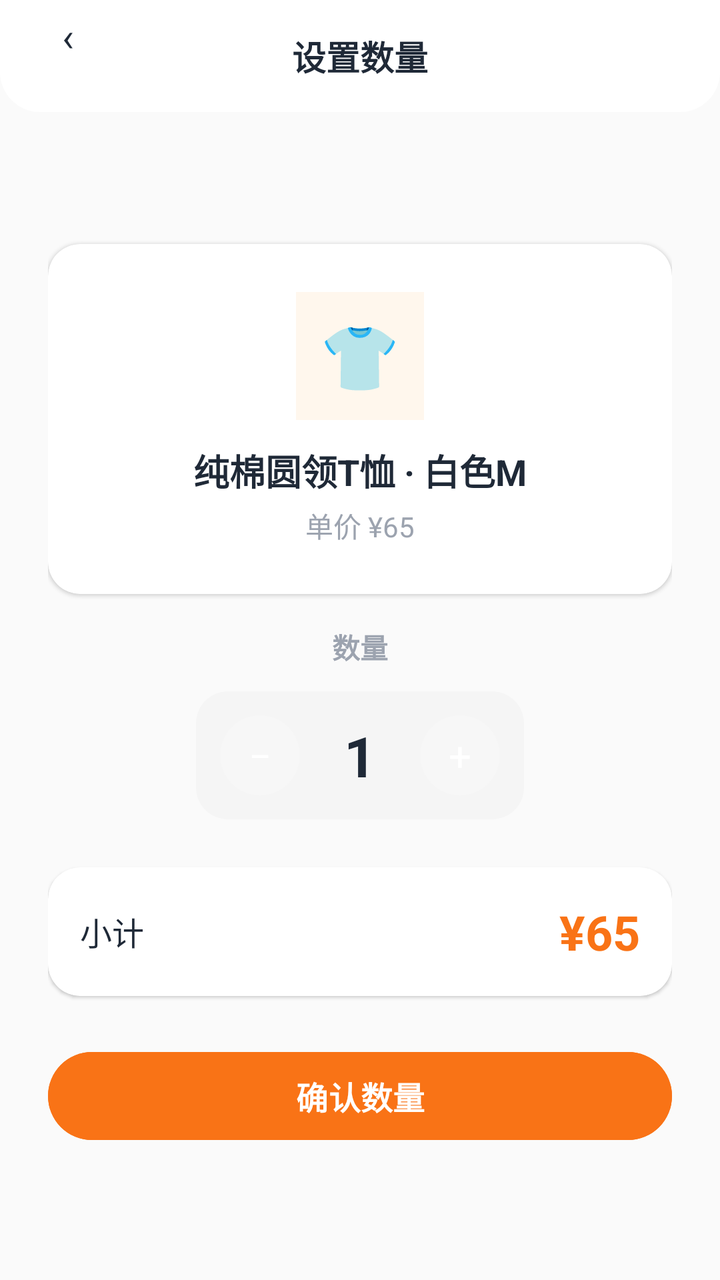
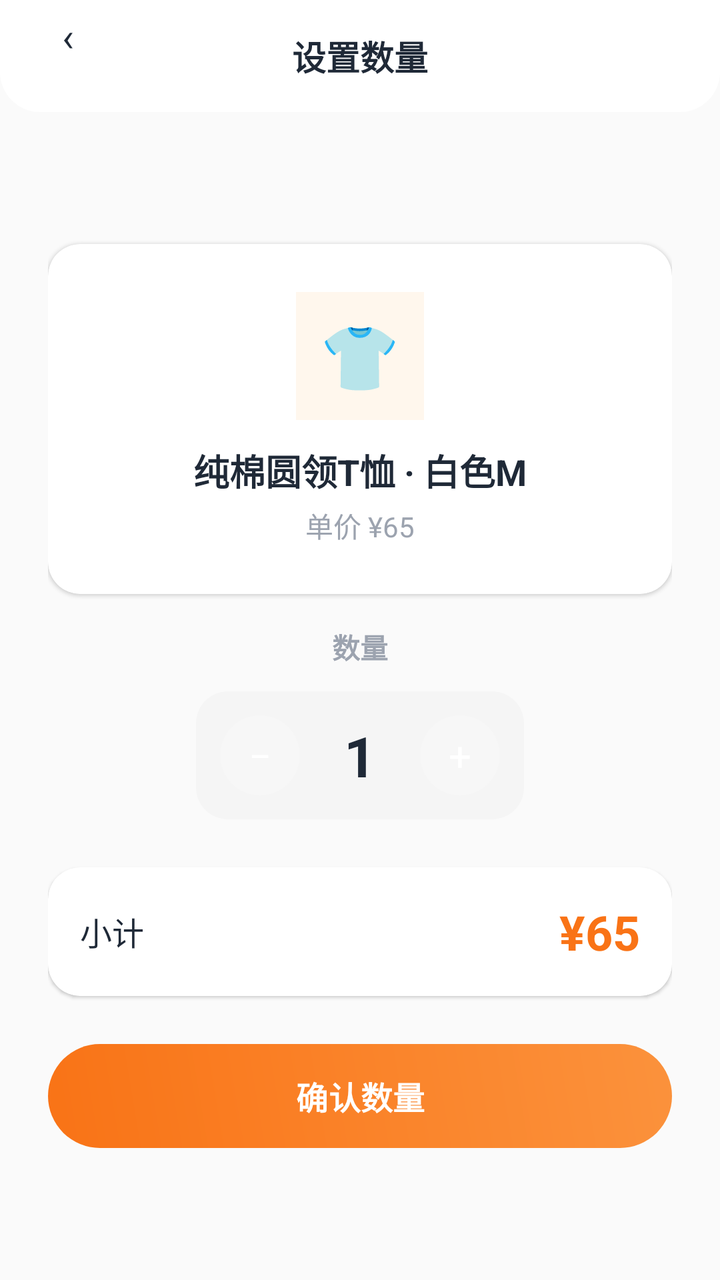

Before-and-after screenshots of an Android layout around one commit, followed by the original layout XML and the change that was made.
<!-- AndroidManifest.xml: application theme Theme.ClothingSI -->
<!-- res/layout/activity_new_order_edit_qty.xml -->
<?xml version="1.0" encoding="utf-8"?>
<FrameLayout xmlns:android="http://schemas.android.com/apk/res/android"
    xmlns:app="http://schemas.android.com/apk/res-auto"
    android:layout_width="match_parent" android:layout_height="match_parent"
    android:background="@color/md_surface_container_low">

    <LinearLayout android:layout_width="match_parent" android:layout_height="match_parent"
        android:orientation="vertical">
        <RelativeLayout android:layout_width="match_parent" android:layout_height="56dp"
            android:background="@drawable/header_bar_bg" android:paddingHorizontal="16dp">
            <TextView android:id="@+id/btn_back" android:layout_width="36dp" android:layout_height="36dp"
                android:text="‹" android:textSize="20sp" android:textColor="@color/md_on_surface"
                android:gravity="center" android:background="@drawable/circle_bg" />
            <TextView android:layout_width="wrap_content" android:layout_height="wrap_content"
                android:text="设置数量" android:textSize="17sp" android:textStyle="bold"
                android:textColor="@color/md_on_surface" android:layout_centerInParent="true" />
        </RelativeLayout>

        <LinearLayout android:layout_width="match_parent" android:layout_height="match_parent"
            android:orientation="vertical" android:gravity="center" android:padding="24dp">

            
            <androidx.cardview.widget.CardView android:layout_width="match_parent"
                android:layout_height="wrap_content" app:cardCornerRadius="16dp" app:cardElevation="1dp"
                android:layout_marginBottom="16dp">
                <LinearLayout android:layout_width="match_parent" android:layout_height="wrap_content"
                    android:orientation="vertical" android:gravity="center" android:padding="24dp">
                    <TextView android:layout_width="64dp" android:layout_height="64dp"
                        android:gravity="center" android:text="👕" android:textSize="32sp"
                        android:background="@color/md_primary_container" />
                    <TextView android:id="@+id/tv_product_name" android:layout_width="wrap_content"
                        android:layout_height="wrap_content" android:text="纯棉圆领T恤 · 白色M"
                        android:textSize="18sp" android:textStyle="bold" android:textColor="@color/md_on_surface"
                        android:layout_marginTop="12dp" />
                    <TextView android:layout_width="wrap_content" android:layout_height="wrap_content"
                        android:text="单价 ¥65" android:textSize="14sp" android:textColor="@color/md_on_surface_variant"
                        android:layout_marginTop="4dp" />
                </LinearLayout>
            </androidx.cardview.widget.CardView>

            
            <TextView android:layout_width="wrap_content" android:layout_height="wrap_content"
                android:text="数量" android:textSize="14sp" android:textStyle="bold"
                android:textColor="@color/md_on_surface_variant" android:layout_marginBottom="12dp" />
            <LinearLayout android:layout_width="wrap_content" android:layout_height="wrap_content"
                android:orientation="horizontal" android:gravity="center"
                android:background="@drawable/stepper_bg" android:padding="12dp" android:paddingHorizontal="20dp">
                <TextView android:id="@+id/btn_qty_minus" android:layout_width="40dp" android:layout_height="40dp"
                    android:text="−" android:textSize="20sp" android:textColor="@color/md_on_primary"
                    android:gravity="center" android:background="@drawable/circle_bg"
                    android:clickable="true" android:focusable="true" />
                <TextView android:id="@+id/tv_qty" android:layout_width="60dp" android:layout_height="wrap_content"
                    android:text="1" android:textSize="28sp" android:textStyle="bold"
                    android:gravity="center" android:textColor="@color/md_on_surface" />
                <TextView android:id="@+id/btn_qty_plus" android:layout_width="40dp" android:layout_height="40dp"
                    android:text="+" android:textSize="20sp" android:textColor="@color/md_on_primary"
                    android:gravity="center" android:background="@drawable/circle_bg"
                    android:clickable="true" android:focusable="true" />
            </LinearLayout>

            
            <androidx.cardview.widget.CardView android:layout_width="match_parent"
                android:layout_height="wrap_content" app:cardCornerRadius="16dp" app:cardElevation="1dp"
                android:layout_marginTop="24dp">
                <LinearLayout android:layout_width="match_parent" android:layout_height="wrap_content"
                    android:orientation="horizontal" android:gravity="center_vertical" android:padding="16dp">
                    <TextView android:layout_width="0dp" android:layout_height="wrap_content"
                        android:layout_weight="1" android:text="小计" android:textSize="16sp"
                        android:textColor="@color/md_on_surface" />
                    <TextView android:id="@+id/tv_subtotal" android:layout_width="wrap_content"
                        android:layout_height="wrap_content" android:text="¥65" android:textSize="24sp"
                        android:textStyle="bold" android:textColor="@color/md_primary" />
                </LinearLayout>
            </androidx.cardview.widget.CardView>

            <com.google.android.material.button.MaterialButton android:id="@+id/btn_confirm_qty"
                android:layout_width="match_parent" android:layout_height="52dp"
                android:text="确认数量" android:textSize="16sp" android:textStyle="bold"
                app:cornerRadius="26dp" android:backgroundTint="@color/md_primary"
                android:textColor="@color/md_on_primary" android:layout_marginTop="24dp" />
        </LinearLayout>
    </LinearLayout>
</FrameLayout>
<!-- resources referenced by this layout -->
<resources>
  <color name="md_on_primary">#FFFFFF</color>
  <color name="md_on_surface">#1F2937</color>
  <color name="md_on_surface_variant">#9CA3AF</color>
  <color name="md_primary">#F97316</color>
  <color name="md_primary_container">#FFF7ED</color>
  <color name="md_surface_container_low">#FAFAFA</color>
  <!-- drawable circle_bg (drawable) -->
  <?xml version="1.0" encoding="utf-8"?>
  <shape xmlns:android="http://schemas.android.com/apk/res/android" android:shape="oval">
      <solid android:color="#26FFFFFF" />
  </shape>
  <!-- drawable header_bar_bg (drawable) -->
  <?xml version="1.0" encoding="utf-8"?>
  <shape xmlns:android="http://schemas.android.com/apk/res/android" android:shape="rectangle">
      <solid android:color="@color/md_surface" />
      <corners android:topLeftRadius="0dp" android:topRightRadius="0dp" android:bottomLeftRadius="20dp" android:bottomRightRadius="20dp" />
  </shape>
  <!-- drawable stepper_bg (drawable) -->
  <?xml version="1.0" encoding="utf-8"?>
  <shape xmlns:android="http://schemas.android.com/apk/res/android" android:shape="rectangle">
      <corners android:radius="16dp" />
      <solid android:color="#F5F5F5" />
  </shape>
  <style name="Theme.ClothingSI" parent="Theme.Material3.Light.NoActionBar">
          
          <item name="colorPrimary">@color/md_primary</item>
          <item name="colorOnPrimary">@color/md_on_primary</item>
          <item name="colorPrimaryContainer">@color/md_primary_container</item>
          <item name="colorOnPrimaryContainer">@color/md_on_primary_container</item>
  
          
          <item name="colorSecondary">@color/md_secondary</item>
          <item name="colorOnSecondary">@color/md_on_secondary</item>
          <item name="colorSecondaryContainer">@color/md_secondary_container</item>
          <item name="colorOnSecondaryContainer">@color/md_on_secondary_container</item>
  
          
          <item name="android:colorBackground">@color/md_surface_container_low</item>
          <item name="colorSurface">@color/md_surface</item>
          <item name="colorOnSurface">@color/md_on_surface</item>
          <item name="colorOnSurfaceVariant">@color/md_on_surface_variant</item>
  
          
          <item name="colorOutline">@color/md_outline</item>
          <item name="colorOutlineVariant">@color/md_outline_variant</item>
  
          
          <item name="colorError">@color/md_error</item>
          <item name="colorOnError">@color/md_on_error</item>
  
          
          <item name="android:statusBarColor">@android:color/transparent</item>
          <item name="android:navigationBarColor">@color/md_surface</item>
          <item name="android:windowLightStatusBar">true</item>
  
          
          <item name="android:fontFamily">sans-serif</item>
          <item name="android:textViewStyle">@style/TextView.Base</item>
      </style>
  <color name="md_surface">#FFFFFF</color>
  <color name="md_on_primary_container">#5C3D00</color>
  <color name="md_secondary">#2563EB</color>
  <color name="md_on_secondary">#FFFFFF</color>
  <color name="md_secondary_container">#DBEAFE</color>
  <color name="md_on_secondary_container">#001A3E</color>
  <color name="md_outline">#9CA3AF</color>
  <color name="md_outline_variant">#D1D5DB</color>
  <color name="md_error">#EF4444</color>
  <color name="md_on_error">#FFFFFF</color>
  <style name="TextView.Base" parent="android:Widget.TextView">
          <item name="android:fontFamily">sans-serif</item>
      </style>
</resources>

<!-- the commit's change to res/layout/activity_new_order_edit_qty.xml (unified diff, before → after) -->
@@ -76,7 +76,7 @@
             <com.google.android.material.button.MaterialButton android:id="@+id/btn_confirm_qty"
                 android:layout_width="match_parent" android:layout_height="52dp"
                 android:text="确认数量" android:textSize="16sp" android:textStyle="bold"
-                app:cornerRadius="26dp" android:backgroundTint="@color/md_primary"
+                android:background="@drawable/btn_gradient_primary" app:backgroundTint="@null"
                 android:textColor="@color/md_on_primary" android:layout_marginTop="24dp" />
         </LinearLayout>
     </LinearLayout>
<!-- resource entries referenced after the edit -->
@@ -6,6 +6,15 @@
   <color name="md_primary">#F97316</color>
   <color name="md_primary_container">#FFF7ED</color>
   <color name="md_surface_container_low">#FAFAFA</color>
+  <!-- drawable btn_gradient_primary (drawable) -->
+  <?xml version="1.0" encoding="utf-8"?>
+  <shape xmlns:android="http://schemas.android.com/apk/res/android" android:shape="rectangle">
+      <corners android:radius="26dp" />
+      <gradient
+          android:startColor="#F97316"
+          android:endColor="#FB923C"
+          android:angle="45" />
+  </shape>
   <!-- drawable circle_bg (drawable) -->
   <?xml version="1.0" encoding="utf-8"?>
   <shape xmlns:android="http://schemas.android.com/apk/res/android" android:shape="oval">
